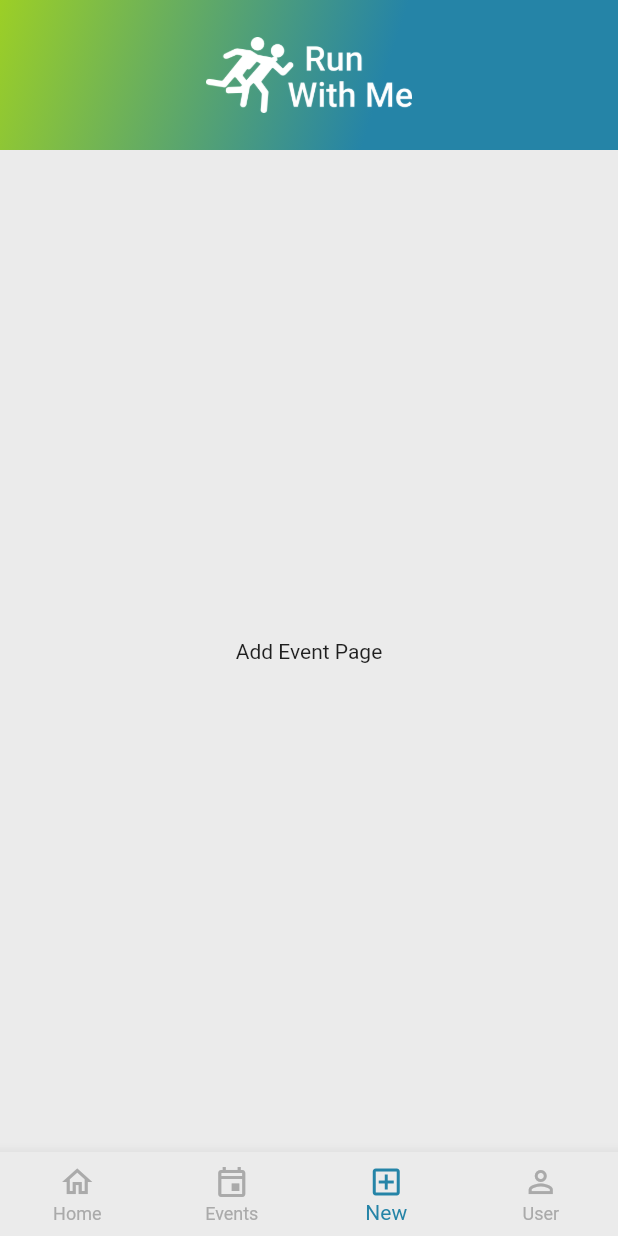
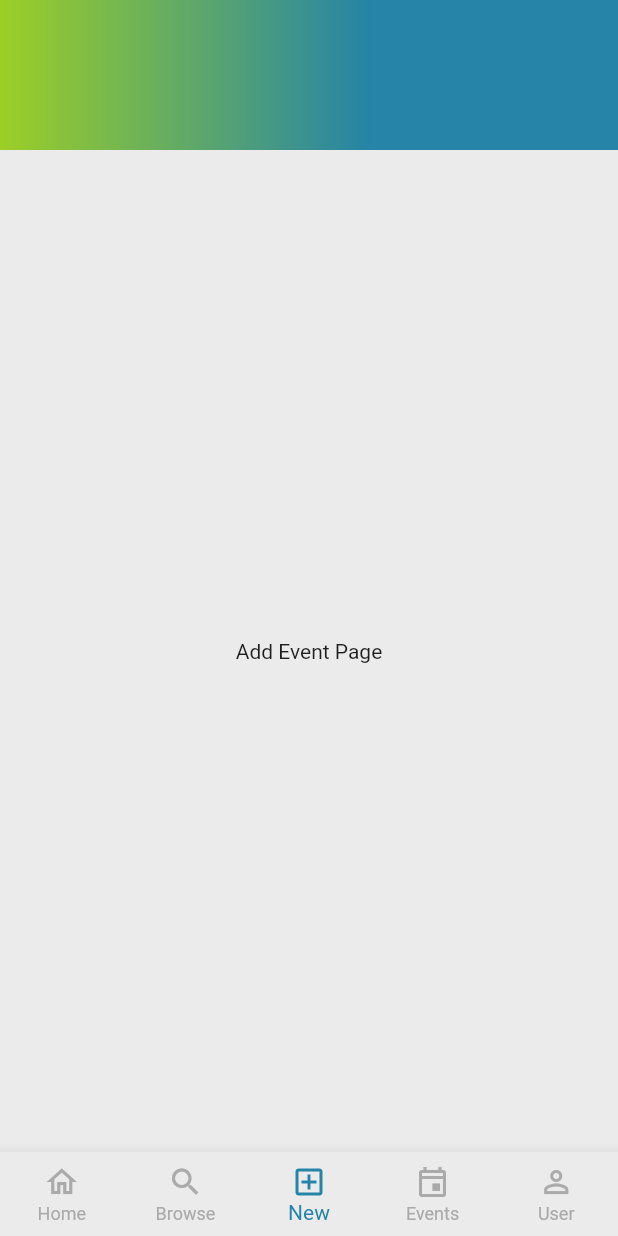
Before and after one commit to FedericoGianni/run-with-me-fe, a Flutter app: the screen it shows after launch, item 3 of the bottom bar chosen, on a phone screen of 412 x 824 dp. Run offline on Flutter 3.47's test engine with Material 2 defaults, Android fonts, the phone set to English and light mode, and no system bars; our stand-ins replace google_fonts.

Commit message:
Added more page customisation. Also added animation to the event_results appbar

```diff
--- a/lib/main.dart
+++ b/lib/main.dart
@@ -3,11 +3,13 @@ import 'package:flutter/material.dart';
 import 'themes/custom_theme.dart';
 import 'widgets/event_card_text_only.dart';
 import 'dummy_data/dummy_events.dart';
-import 'screens/events_screen.dart';
+import 'screens/events_result_screen.dart';
 import 'screens/tabs_screen.dart';
 import 'screens/add_event_screen.dart';
 import 'screens/user_screen.dart';
 import 'screens/booked_events_screen.dart';
+import 'screens/home_screen.dart';
+import '../widgets/slide.dart';
 
 void main() {
   runApp(const MyApp());
@@ -29,6 +31,7 @@ class MyApp extends StatelessWidget {
         AddEventScreen.routeName: (ctx) => AddEventScreen(),
         BookedEventsScreen.routeName: (ctx) => BookedEventsScreen(),
         UserScreen.routeName: (ctx) => UserScreen(),
+        HomeScreen.routeName: (ctx) => HomeScreen(),
       },
       onGenerateRoute: (settings) {},
       // onUnknownRoute: (settings) {
--- a/lib/screens/tabs_screen.dart
+++ b/lib/screens/tabs_screen.dart
@@ -5,12 +5,12 @@ import '/models/event.dart';
 
 // import '../widgets/main_drawer.dart';
 // import './favorites_screen.dart';
-import './events_screen.dart';
+import 'events_result_screen.dart';
 import 'add_event_screen.dart';
-import './user_screen.dart';
-import './booked_events_screen.dart';
-import '../widgets/gradientAppbar.dart';
-
+import 'user_screen.dart';
+import 'booked_events_screen.dart';
+import 'home_screen.dart';
+import '../widgets/default_appbar.dart';
 // import '../models/meal.dart';
 
 class TabsScreen extends StatefulWidget {
@@ -21,26 +21,39 @@ class TabsScreen extends StatefulWidget {
 class _TabsScreenState extends State<TabsScreen> {
   late List<Map> _pages;
   int _selectedPageIndex = 0;
+  int _prevSelectedPageIndex = -1;
+  // ignore: prefer_typing_uninitialized_variables
+  var _transitionStart;
+  var _transitionEnd;
 
   @override
   void initState() {
     _pages = [
       {
+        'title': 'Home',
+        'page': HomeScreen(),
+        'icon': 'logo_white.png',
+        'appbar': DefaultAppbar(),
+      },
+      {
         'title': 'Events',
         'page': EventsScreen(),
-        'icon': 'logo_white.png',
+        'appbar': SizedBox.shrink(),
+      },
+      {
+        'title': 'My Events',
+        'page': AddEventScreen(),
+        'appbar': DefaultAppbar(),
       },
       {
         'title': 'My Events',
         'page': BookedEventsScreen(),
-      },
-      {
-        'title': 'My Events',
-        'page': AddEventScreen(),
+        'appbar': DefaultAppbar(),
       },
       {
         'title': 'My Events',
         'page': UserScreen(),
+        'appbar': UserAppbar(),
       },
     ];
     super.initState();
@@ -56,7 +69,7 @@ class _TabsScreenState extends State<TabsScreen> {
   Widget build(BuildContext context) {
     return Scaffold(
       appBar: PreferredSize(
-        child: GradientAppBar(_pages[_selectedPageIndex]['title']),
+        child: _pages[_selectedPageIndex]['appbar'],
         preferredSize: Size(MediaQuery.of(context).size.width, 150.0),
       ),
       body: _pages[_selectedPageIndex]['page'],
@@ -75,13 +88,18 @@ class _TabsScreenState extends State<TabsScreen> {
           ),
           BottomNavigationBarItem(
             backgroundColor: Theme.of(context).primaryColor,
-            icon: const Icon(Icons.event_outlined),
-            title: Text('Events'),
+            icon: const Icon(Icons.search),
+            title: Text('Browse'),
           ),
           BottomNavigationBarItem(
             backgroundColor: Theme.of(context).primaryColor,
             icon: Icon(Icons.add_box_outlined),
             title: Text('New'),
+          ),
+          BottomNavigationBarItem(
+            backgroundColor: Theme.of(context).primaryColor,
+            icon: const Icon(Icons.event_outlined),
+            title: Text('Events'),
           ),
           BottomNavigationBarItem(
             backgroundColor: Theme.of(context).primaryColor,
--- a/lib/themes/custom_colors.dart
+++ b/lib/themes/custom_colors.dart
@@ -35,6 +35,8 @@ final primaryColor = getColorFromHex(CG_BLUE_HEX);
 final secondaryColor = getColorFromHex(YELLOW_GREEN);
 final primaryTextColor = getColorFromHex(JET_BLACK);
 final secondaryTextColor = getColorFromHex(SILVER_CHALICE);
+final onPrimary = getColorFromHex(MAGNOLIA);
+final background = getColorFromHex(PLATINUM);
 
 Color getColorFromHex(String hexColor) {
   hexColor = hexColor.toUpperCase().replaceAll("#", "");
--- /dev/null
+++ b/lib/widgets/default_appbar.dart
@@ -0,0 +1,12 @@
+import 'package:flutter/material.dart';
+
+import 'gradientAppbar.dart';
+
+class DefaultAppbar extends StatelessWidget {
+  const DefaultAppbar({Key? key}) : super(key: key);
+
+  @override
+  Widget build(BuildContext context) {
+    return GradientAppBar(100, [SizedBox.shrink()]);
+  }
+}
--- a/lib/widgets/gradientAppbar.dart
+++ b/lib/widgets/gradientAppbar.dart
@@ -3,10 +3,13 @@ import "package:flutter/material.dart";
 import '../themes/custom_colors.dart';
 
 class GradientAppBar extends StatelessWidget {
-  final String title;
-  final double barHeight = 100.0;
+  final List<Widget> children;
+  final double barHeight;
+  double start;
+  double end;
 
-  GradientAppBar(this.title);
+  GradientAppBar(this.barHeight, this.children,
+      {this.start = 0.0, this.end = 0.0});
 
   @override
   Widget build(BuildContext context) {
@@ -16,10 +19,10 @@ class GradientAppBar extends StatelessWidget {
     return Container(
       padding: EdgeInsets.only(top: statusbarHeight),
       height: statusbarHeight + barHeight,
+      width: double.infinity,
       child: Center(
-        child: Image.asset(
-          "assets/icons/logo_white.png",
-          width: MediaQuery.of(context).size.width / 3,
+        child: Column(
+          children: [...children],
         ),
         // child: Text(
         //   title,
@@ -30,8 +33,8 @@ class GradientAppBar extends StatelessWidget {
       decoration: BoxDecoration(
         gradient: LinearGradient(
             colors: [secondaryColor, primaryColor],
-            begin: const FractionalOffset(0, 0),
-            end: const FractionalOffset(0.6, 0.8),
+            begin: FractionalOffset(start, 0),
+            end: FractionalOffset(0.6, end),
             stops: const [0.0, 1.0],
             tileMode: TileMode.clamp),
       ),
```
Also changed, not shown: lib/screens/events_result_screen.dart (added, +204 -0 lines), lib/screens/events_screen.dart (deleted, +0 -30 lines), lib/screens/home_screen.dart (added, +9 -0 lines), lib/screens/user_screen.dart (+21 -2 lines), lib/widgets/slide.dart (added, +27 -0 lines), lib/screens/search_screen.dart (added).
